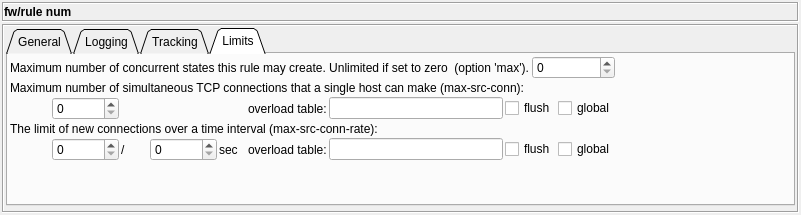
This is src/gui/ruleoptionsdialog_q.ui in fwbuilder/fwbuilder as Qt 5 draws it before an edit. The edited form follows.
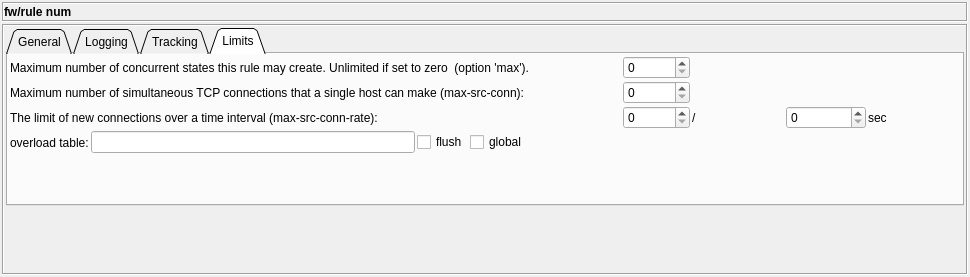
This is the edited form. The open tabs and pages were chosen to show the change.

The edit to the form file:
```diff
--- a/src/gui/ruleoptionsdialog_q.ui
+++ b/src/gui/ruleoptionsdialog_q.ui
@@ -5,8 +5,8 @@
    <rect>
     <x>0</x>
     <y>0</y>
-    <width>605</width>
-    <height>215</height>
+    <width>910</width>
+    <height>277</height>
    </rect>
   </property>
   <property name="windowTitle" >
@@ -1670,93 +1670,52 @@
            <string>Limits</string>
           </attribute>
           <layout class="QGridLayout" >
-           <property name="leftMargin" >
-            <number>2</number>
-           </property>
-           <property name="topMargin" >
-            <number>2</number>
-           </property>
-           <property name="rightMargin" >
-            <number>2</number>
-           </property>
-           <property name="bottomMargin" >
-            <number>2</number>
-           </property>
-           <property name="horizontalSpacing" >
-            <number>2</number>
-           </property>
-           <property name="verticalSpacing" >
-            <number>2</number>
-           </property>
-           <item row="5" column="4" >
+           <item row="0" column="0" colspan="5" >
+            <widget class="QLabel" name="textLabel1_2" >
+             <property name="minimumSize" >
+              <size>
+               <width>300</width>
+               <height>0</height>
+              </size>
+             </property>
+             <property name="text" >
+              <string>Maximum number of concurrent states this rule may create. Unlimited if set to zero  (option 'max').</string>
+             </property>
+             <property name="alignment" >
+              <set>Qt::AlignVCenter</set>
+             </property>
+             <property name="wordWrap" >
+              <bool>false</bool>
+             </property>
+            </widget>
+           </item>
+           <item row="0" column="5" >
+            <widget class="QSpinBox" name="pf_rule_max_state" >
+             <property name="toolTip" >
+              <string>When this limit is reached, further packets matching the rule that would create state are dropped, until existing states time out.</string>
+             </property>
+             <property name="maximum" >
+              <number>1000000</number>
+             </property>
+            </widget>
+           </item>
+           <item row="0" column="7" colspan="2" >
             <spacer>
              <property name="orientation" >
-              <enum>Qt::Vertical</enum>
+              <enum>Qt::Horizontal</enum>
              </property>
              <property name="sizeType" >
               <enum>QSizePolicy::Expanding</enum>
              </property>
              <property name="sizeHint" >
               <size>
-               <width>20</width>
-               <height>20</height>
+               <width>101</width>
+               <height>23</height>
               </size>
              </property>
             </spacer>
            </item>
-           <item row="4" column="3" >
-            <widget class="QSpinBox" name="pf_max_src_conn_rate_seconds" >
-             <property name="sizePolicy" >
-              <sizepolicy vsizetype="Fixed" hsizetype="Fixed" >
-               <horstretch>0</horstretch>
-               <verstretch>0</verstretch>
-              </sizepolicy>
-             </property>
-             <property name="maximumSize" >
-              <size>
-               <width>80</width>
-               <height>32767</height>
-              </size>
-             </property>
-             <property name="maximum" >
-              <number>1000000</number>
-             </property>
-            </widget>
-           </item>
-           <item row="4" column="6" >
-            <widget class="QLineEdit" name="pf_max_src_conn_rate_overload_table" >
-             <property name="minimumSize" >
-              <size>
-               <width>100</width>
-               <height>0</height>
-              </size>
-             </property>
-            </widget>
-           </item>
-           <item row="2" column="5" >
-            <widget class="QLabel" name="textLabel1_5" >
-             <property name="sizePolicy" >
-              <sizepolicy vsizetype="Preferred" hsizetype="Minimum" >
-               <horstretch>0</horstretch>
-               <verstretch>0</verstretch>
-              </sizepolicy>
-             </property>
-             <property name="text" >
-              <string>overload table:</string>
-             </property>
-             <property name="wordWrap" >
-              <bool>false</bool>
-             </property>
-            </widget>
-           </item>
-           <item row="4" column="7" colspan="2" >
-            <widget class="QCheckBox" name="pf_max_src_conn_rate_flush" >
-             <property name="text" >
-              <string>flush</string>
-             </property>
-            </widget>
-           </item>
-           <item row="1" column="0" colspan="11" >
+           <item row="1" column="0" colspan="5" >
             <widget class="QLabel" name="textLabel3_5" >
              <property name="text" >
               <string>Maximum number of simultaneous TCP connections that a single host can make (max-src-conn):</string>
@@ -1769,14 +1728,36 @@
              </property>
             </widget>
            </item>
-           <item row="2" column="9" >
-            <widget class="QCheckBox" name="pf_max_src_conn_global" >
-             <property name="text" >
-              <string>global</string>
+           <item row="1" column="5" >
+            <widget class="QSpinBox" name="pf_max_src_conn" >
+             <property name="sizePolicy" >
+              <sizepolicy vsizetype="Fixed" hsizetype="Fixed" >
+               <horstretch>0</horstretch>
+               <verstretch>0</verstretch>
+              </sizepolicy>
+             </property>
+             <property name="maximum" >
+              <number>1000000</number>
              </property>
             </widget>
            </item>
-           <item row="3" column="0" colspan="11" >
+           <item row="1" column="7" colspan="2" >
+            <spacer>
+             <property name="orientation" >
+              <enum>Qt::Horizontal</enum>
+             </property>
+             <property name="sizeType" >
+              <enum>QSizePolicy::Expanding</enum>
+             </property>
+             <property name="sizeHint" >
+              <size>
+               <width>101</width>
+               <height>23</height>
+              </size>
+             </property>
+            </spacer>
+           </item>
+           <item row="2" column="0" colspan="5" >
             <widget class="QLabel" name="textLabel4_2" >
              <property name="text" >
               <string>The limit of new connections over a time interval (max-src-conn-rate):</string>
@@ -1789,7 +1770,26 @@
              </property>
             </widget>
            </item>
-           <item row="4" column="2" >
+           <item row="2" column="5" >
+            <widget class="QSpinBox" name="pf_max_src_conn_rate_num" >
+             <property name="sizePolicy" >
+              <sizepolicy vsizetype="Fixed" hsizetype="Fixed" >
+               <horstretch>0</horstretch>
+               <verstretch>0</verstretch>
+              </sizepolicy>
+             </property>
+             <property name="maximumSize" >
+              <size>
+               <width>80</width>
+               <height>32767</height>
+              </size>
+             </property>
+             <property name="maximum" >
+              <number>1000000</number>
+             </property>
+            </widget>
+           </item>
+           <item row="2" column="6" >
             <widget class="QLabel" name="textLabel5_4" >
              <property name="text" >
               <string>/</string>
@@ -1799,86 +1799,26 @@
              </property>
             </widget>
            </item>
-           <item row="2" column="6" >
-            <widget class="QLineEdit" name="pf_max_src_conn_overload_table" >
-             <property name="minimumSize" >
-              <size>
-               <width>100</width>
-               <height>0</height>
-              </size>
-             </property>
-            </widget>
-           </item>
-           <item row="2" column="1" >
-            <widget class="QSpinBox" name="pf_max_src_conn" >
+           <item row="2" column="7" >
+            <widget class="QSpinBox" name="pf_max_src_conn_rate_seconds" >
              <property name="sizePolicy" >
               <sizepolicy vsizetype="Fixed" hsizetype="Fixed" >
                <horstretch>0</horstretch>
                <verstretch>0</verstretch>
               </sizepolicy>
              </property>
+             <property name="maximumSize" >
+              <size>
+               <width>80</width>
+               <height>32767</height>
+              </size>
+             </property>
              <property name="maximum" >
               <number>1000000</number>
              </property>
             </widget>
            </item>
-           <item row="4" column="9" >
-            <widget class="QCheckBox" name="pf_max_src_conn_rate_global" >
-             <property name="text" >
-              <string>global</string>
-             </property>
-            </widget>
-           </item>
-           <item row="2" column="2" colspan="3" >
-            <spacer>
-             <property name="orientation" >
-              <enum>Qt::Horizontal</enum>
-             </property>
-             <property name="sizeType" >
-              <enum>QSizePolicy::Expanding</enum>
-             </property>
-             <property name="sizeHint" >
-              <size>
-               <width>125</width>
-               <height>20</height>
-              </size>
-             </property>
-            </spacer>
-           </item>
-           <item row="2" column="7" colspan="2" >
-            <widget class="QCheckBox" name="pf_max_src_conn_flush" >
-             <property name="text" >
-              <string>flush</string>
-             </property>
-            </widget>
-           </item>
-           <item row="4" column="5" >
-            <widget class="QLabel" name="textLabel1_5_2" >
-             <property name="text" >
-              <string>overload table:</string>
-             </property>
-             <property name="wordWrap" >
-              <bool>false</bool>
-             </property>
-            </widget>
-           </item>
-           <item row="2" column="0" >
-            <spacer>
-             <property name="orientation" >
-              <enum>Qt::Horizontal</enum>
-             </property>
-             <property name="sizeType" >
-              <enum>QSizePolicy::Fixed</enum>
-             </property>
-             <property name="sizeHint" >
-              <size>
-               <width>40</width>
-               <height>20</height>
-              </size>
-             </property>
-            </spacer>
-           </item>
-           <item row="4" column="4" >
+           <item row="2" column="8" >
             <widget class="QLabel" name="textLabel6_3" >
              <property name="text" >
               <string>sec</string>
@@ -1888,118 +1828,78 @@
              </property>
             </widget>
            </item>
+           <item row="3" column="0" >
+            <widget class="QLabel" name="textLabel1_5" >
+             <property name="sizePolicy" >
+              <sizepolicy vsizetype="Preferred" hsizetype="Minimum" >
+               <horstretch>0</horstretch>
+               <verstretch>0</verstretch>
+              </sizepolicy>
+             </property>
+             <property name="text" >
+              <string>overload table:</string>
+             </property>
+             <property name="wordWrap" >
+              <bool>false</bool>
+             </property>
+            </widget>
+           </item>
+           <item row="3" column="1" >
+            <widget class="QLineEdit" name="pf_overload_table" >
+             <property name="minimumSize" >
+              <size>
+               <width>100</width>
+               <height>0</height>
+              </size>
+             </property>
+            </widget>
+           </item>
+           <item row="3" column="2" >
+            <widget class="QCheckBox" name="pf_flush" >
+             <property name="text" >
+              <string>flush</string>
+             </property>
+            </widget>
+           </item>
+           <item row="3" column="3" >
+            <widget class="QCheckBox" name="pf_global" >
+             <property name="text" >
+              <string>global</string>
+             </property>
+            </widget>
+           </item>
+           <item row="3" column="4" colspan="5" >
+            <spacer>
+             <property name="orientation" >
+              <enum>Qt::Horizontal</enum>
+             </property>
+             <property name="sizeType" >
+              <enum>QSizePolicy::Expanding</enum>
+             </property>
+             <property name="sizeHint" >
+              <size>
+               <width>431</width>
+               <height>23</height>
+              </size>
+             </property>
+            </spacer>
+           </item>
            <item row="4" column="1" >
-            <widget class="QSpinBox" name="pf_max_src_conn_rate_num" >
-             <property name="sizePolicy" >
-              <sizepolicy vsizetype="Fixed" hsizetype="Fixed" >
-               <horstretch>0</horstretch>
-               <verstretch>0</verstretch>
-              </sizepolicy>
-             </property>
-             <property name="maximumSize" >
-              <size>
-               <width>80</width>
-               <height>32767</height>
-              </size>
-             </property>
-             <property name="maximum" >
-              <number>1000000</number>
-             </property>
-            </widget>
-           </item>
-           <item row="4" column="0" >
             <spacer>
              <property name="orientation" >
-              <enum>Qt::Horizontal</enum>
+              <enum>Qt::Vertical</enum>
              </property>
              <property name="sizeType" >
-              <enum>QSizePolicy::Fixed</enum>
-             </property>
-             <property name="sizeHint" >
-              <size>
-               <width>40</width>
-               <height>20</height>
-              </size>
-             </property>
-            </spacer>
-           </item>
-           <item row="2" column="10" >
-            <spacer>
-             <property name="orientation" >
-              <enum>Qt::Horizontal</enum>
-             </property>
-             <property name="sizeType" >
               <enum>QSizePolicy::Expanding</enum>
              </property>
              <property name="sizeHint" >
               <size>
-               <width>80</width>
-               <height>20</height>
+               <width>22</width>
+               <height>41</height>
               </size>
              </property>
             </spacer>
            </item>
-           <item row="4" column="10" >
-            <spacer>
-             <property name="orientation" >
-              <enum>Qt::Horizontal</enum>
-             </property>
-             <property name="sizeType" >
-              <enum>QSizePolicy::Expanding</enum>
-             </property>
-             <property name="sizeHint" >
-              <size>
-               <width>70</width>
-               <height>20</height>
-              </size>
-             </property>
-            </spacer>
-           </item>
-           <item row="0" column="10" >
-            <spacer>
-             <property name="orientation" >
-              <enum>Qt::Horizontal</enum>
-             </property>
-             <property name="sizeType" >
-              <enum>QSizePolicy::Expanding</enum>
-             </property>
-             <property name="sizeHint" >
-              <size>
-               <width>60</width>
-               <height>20</height>
-              </size>
-             </property>
-            </spacer>
-           </item>
-           <item row="0" column="8" colspan="2" >
-            <widget class="QSpinBox" name="pf_rule_max_state" >
-             <property name="toolTip" >
-              <string>When this limit is reached, further packets matching the rule that would create state are dropped, until existing states time out.</string>
-             </property>
-             <property name="maximum" >
-              <number>1000000</number>
-             </property>
-            </widget>
-           </item>
-           <item row="0" column="0" colspan="8" >
-            <widget class="QLabel" name="textLabel1_2" >
-             <property name="minimumSize" >
-              <size>
-               <width>300</width>
-               <height>0</height>
-              </size>
-             </property>
-             <property name="text" >
-              <string>Maximum number of concurrent states this rule may create. Unlimited if set to zero  (option 'max').</string>
-             </property>
-             <property name="alignment" >
-              <set>Qt::AlignVCenter</set>
-             </property>
-             <property name="wordWrap" >
-              <bool>false</bool>
-             </property>
-            </widget>
-           </item>
           </layout>
          </widget>
         </widget>
```
Left out of the diff: 68 changed lines with no effect on the pictures.
